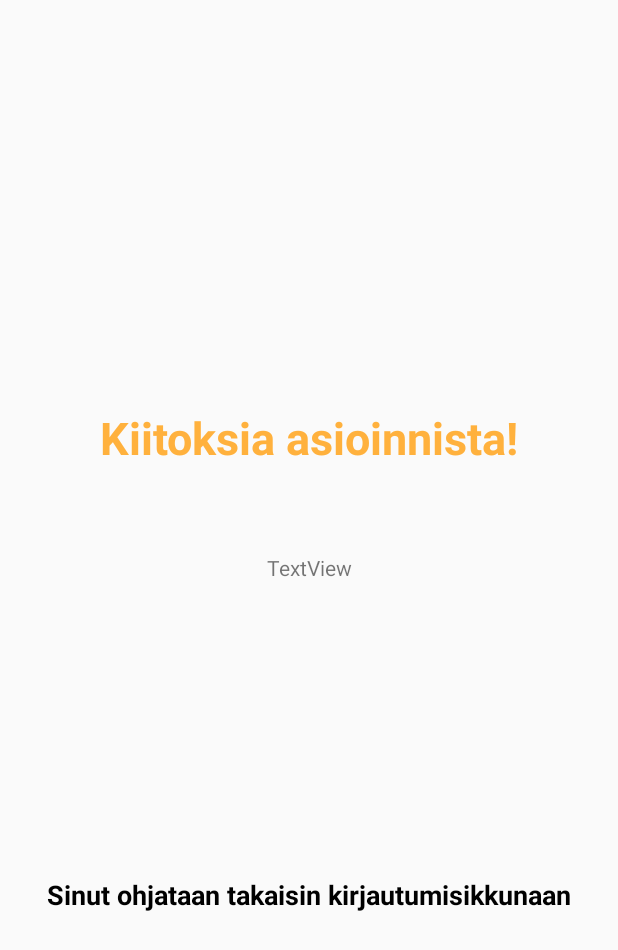
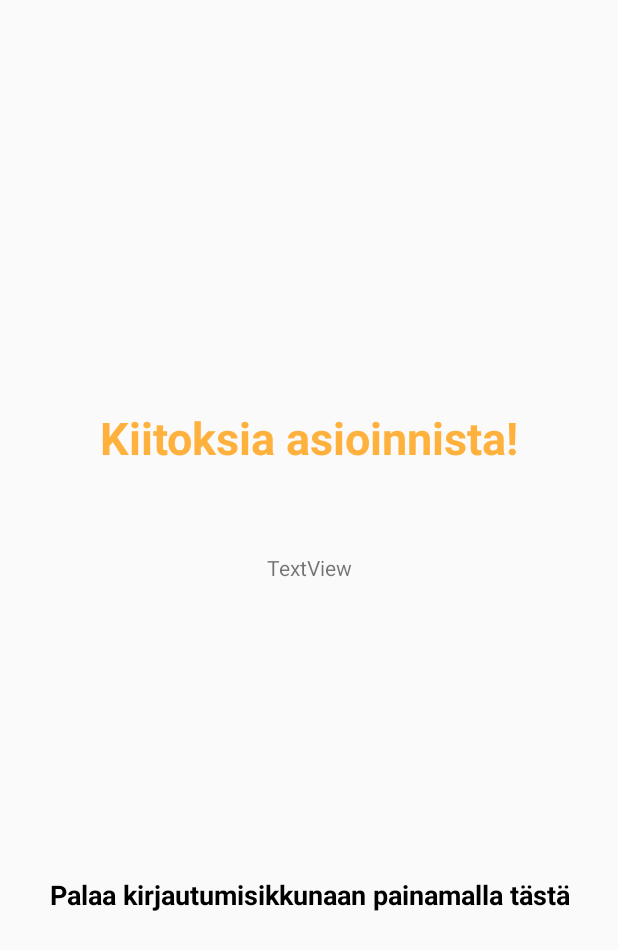
Before and after one commit to tleminen/Ohjelmistotuotanto1, an Android app built with Jetpack Compose: the layout fragment_loppuikkuna.xml on its own in the app's theme, with its tools: preview values and no code run, on a phone screen of 412 x 824 dp. Shown: the top 950 px of the screen. Run offline under Robolectric (Android 15) with nearby library versions, the phone set to English and light mode, and no system bars.

Commit message:
loppuikkunaFragment toimii nyt.

```diff
--- a/app/src/main/res/values/strings.xml
+++ b/app/src/main/res/values/strings.xml
@@ -126,7 +126,7 @@
 
     <!-- Loppuikkuna -->
     <string name="tv_loppuikkunaKiitosTeksti">Kiitoksia asioinnista!</string>
-    <string name="tv_LoppuikkunaSinutOhjataanTakas">Sinut ohjataan takaisin kirjautumisikkunaan</string>
+    <string name="tv_LoppuikkunaSinutOhjataanTakas">Palaa kirjautumisikkunaan painamalla tästä</string>
 
     <!-- th_kentta_muokkattava -->
     <string name="tv_thMuokkausKenttaOtsikko">Valitse kenttä, jota haluat muokata</string>
```
Also changed, not shown: app/src/main/java/com/oh/time4play/loppuikkunaFragment.java (+8 -2 lines).
